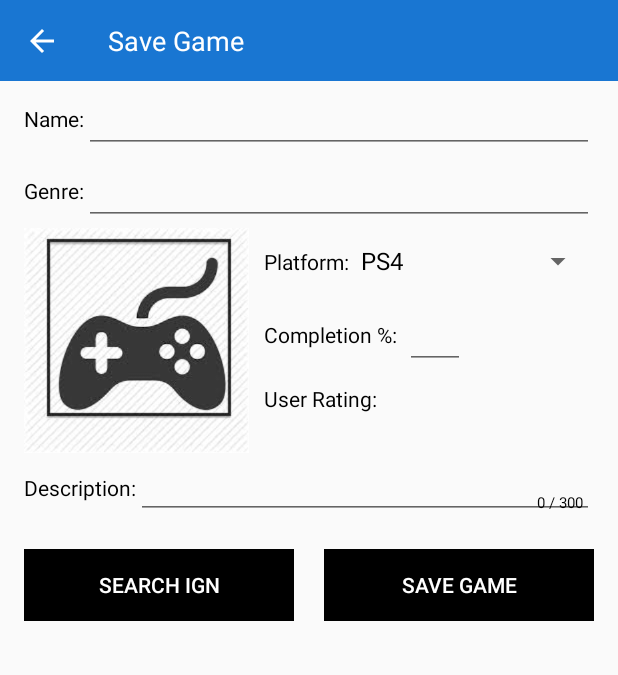
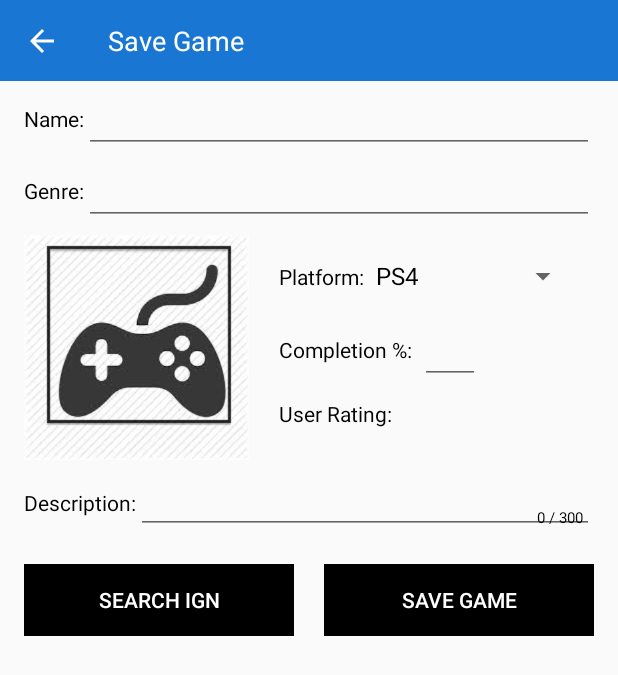
Before and after one commit to dbarr33/Game-Vault, an Android app: the fragment EditGameFragment placed in its activity, on a phone screen of 412 x 824 dp. Shown: the top 675 px of the screen. Run offline under Robolectric (Android 15) with nearby library versions, the phone set to English and light mode, and no system bars; libraries missing offline, so code that uses them is left out: io.realm, retrofit.client; 1 statement that could not run was skipped.

Commit message:
Updated Edit Game Form Styling.

```diff
--- a/app/src/main/res/layout/fragment_edit_game.xml
+++ b/app/src/main/res/layout/fragment_edit_game.xml
@@ -71,11 +71,14 @@
                 </LinearLayout>
 
                 <LinearLayout
-                android:layout_width="match_parent"
-                android:layout_height="wrap_content"
-                android:orientation="vertical">
+                    android:layout_width="match_parent"
+                    android:layout_height="wrap_content"
+                    android:orientation="vertical"
+                    android:layout_marginLeft="10dp"
+                    android:layout_marginRight="10dp"
+                    android:layout_marginTop="10dp">
 
-                    <LinearLayout
+                <LinearLayout
                         android:layout_width="wrap_content"
                         android:layout_height="wrap_content"
                         android:orientation="horizontal"
```
